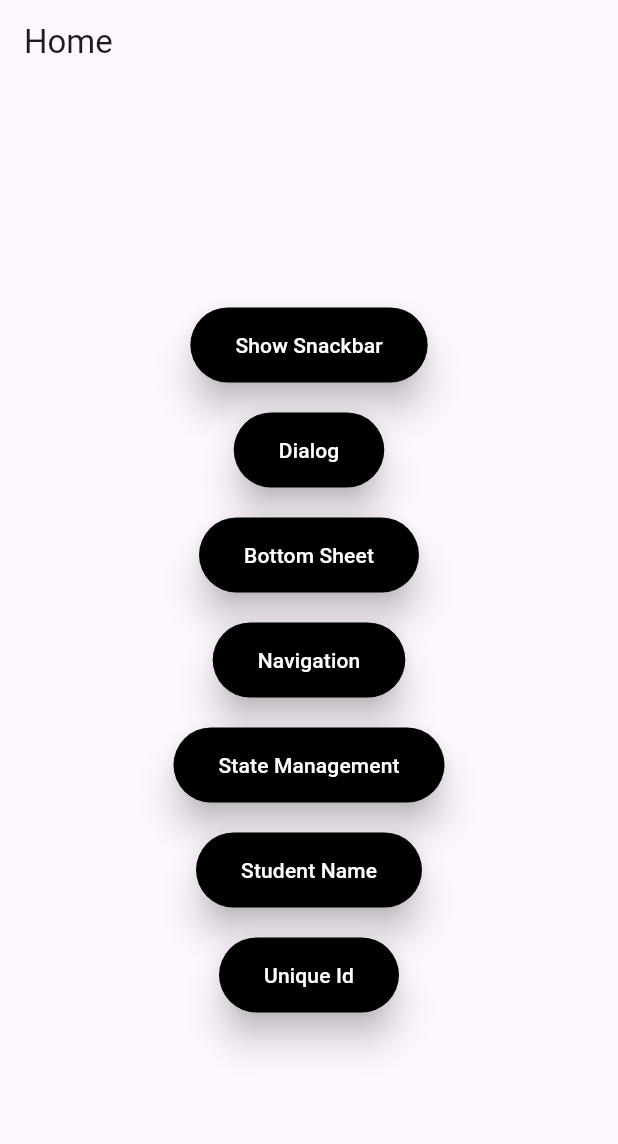
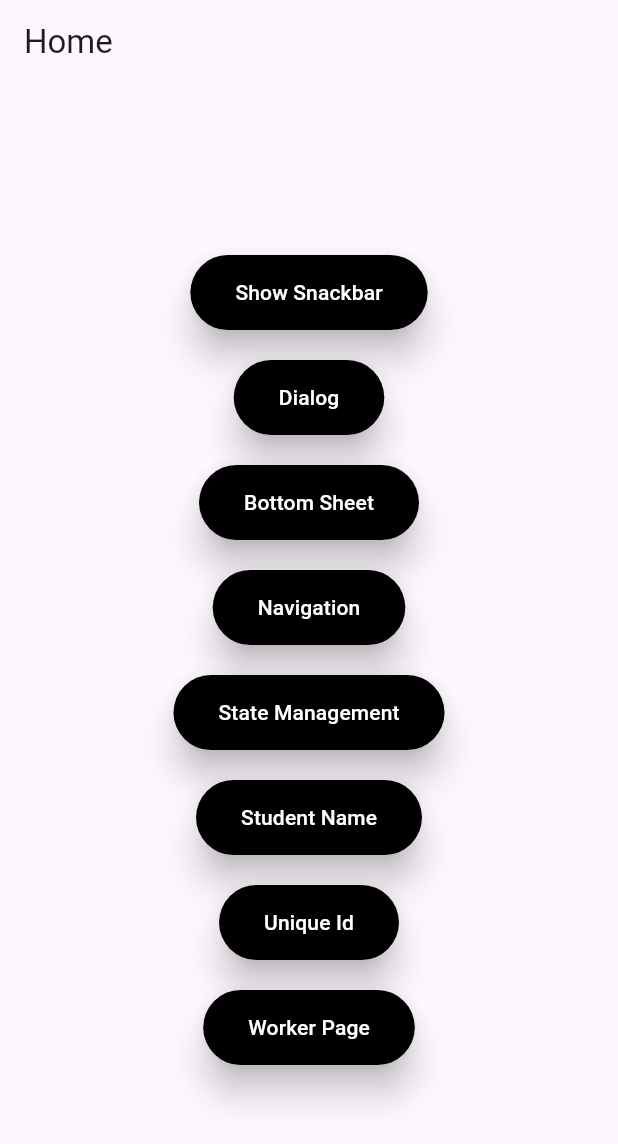
Before and after one commit to gokulggopi28/Getxwork, a Flutter app: the screen it shows after launch, on a phone screen of 412 x 824 dp. Shown: the top 1144 px of the screen. Run offline on Flutter 3.47's test engine with Material 3 defaults, Android fonts, the phone set to English and light mode, and no system bars; our stand-ins replace get.

Commit message:
add worker

```diff
--- a/lib/pages/home_page.dart
+++ b/lib/pages/home_page.dart
@@ -5,6 +5,7 @@ import 'package:get_demo/pages/next_page.dart';
 import 'package:get_demo/pages/state_page.dart';
 import 'package:get_demo/pages/student_name.dart';
 import 'package:get_demo/pages/unique_counter.dart';
+import 'package:get_demo/pages/worker_page.dart';
 
 class HomePage extends StatelessWidget {
   const HomePage({super.key});
@@ -120,7 +121,15 @@ class HomePage extends StatelessWidget {
               style: customButtonStyle,
               onPressed: (){
                 Get.to( UniqueCounter());
-              }, child: const Text('Unique Id'))
+              }, child: const Text('Unique Id')),
+               const SizedBox(
+              height: 20,
+            ),
+            ElevatedButton(
+              style: customButtonStyle,
+              onPressed: (){
+               Get.to( WorkerPage());
+              }, child: const Text('Worker Page'))
 
 
 
```
Also changed, not shown: lib/controllers/worker_controller.dart (added, +17 -0 lines), lib/pages/worker_page.dart (added, +44 -0 lines).
